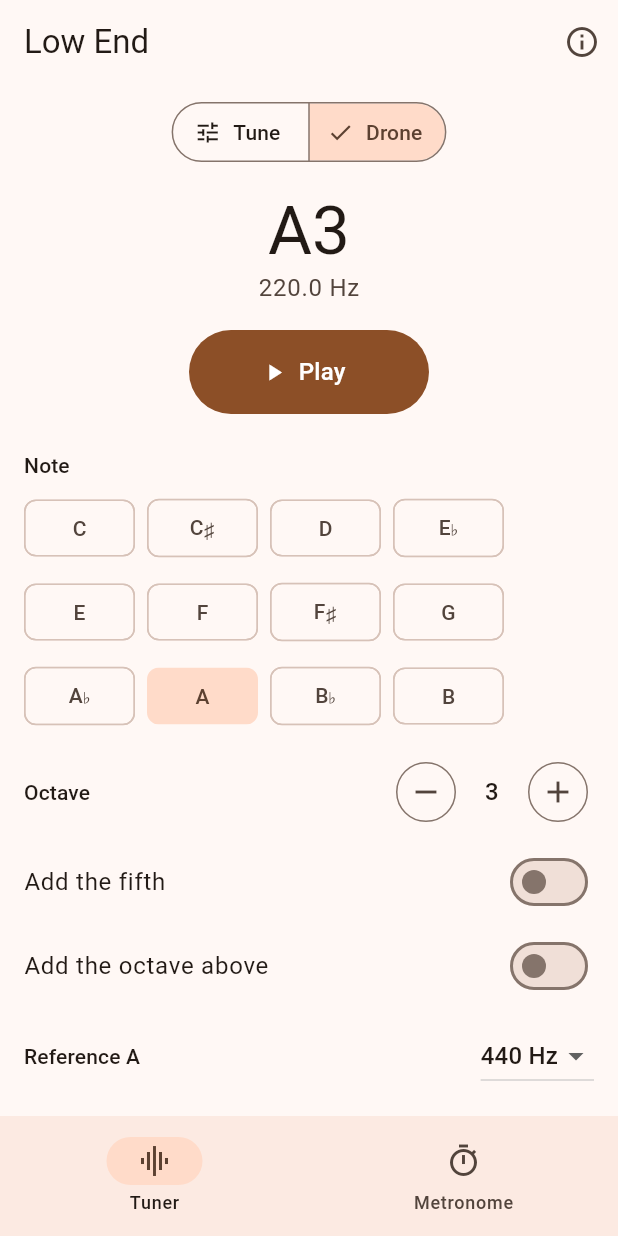
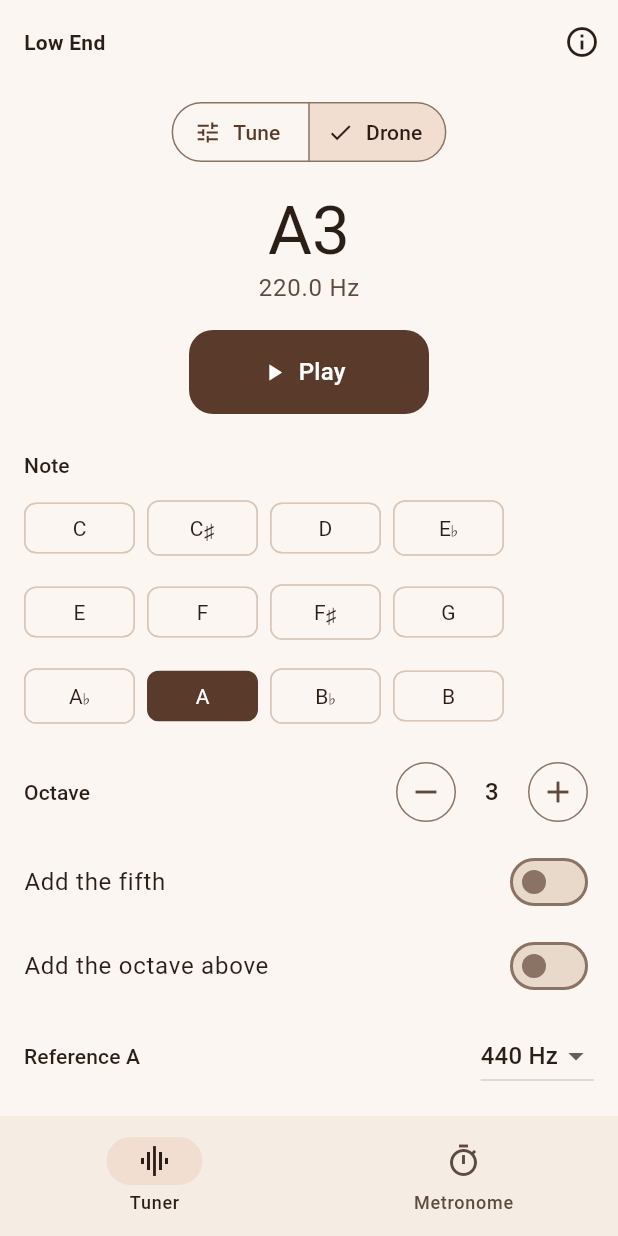
Before and after one commit to luigir86/Low-End, a Flutter app: the screen it shows after launch, after a tap on "Drone", on a phone screen of 412 x 824 dp. Run offline on Flutter 3.47's test engine with Material 3 defaults, Android fonts, the phone set to English and light mode, and no system bars; missing offline and left inert: flutter_soloud, record.

Commit message:
Centralise the look in a wood-and-Mocha-Mousse theme
All colours, shapes and text styles now live in lib/app/theme.dart:
a wood palette (maple surfaces, walnut primary and text, ebony for dark
mode) with PANTONE 17-1230 Mocha Mousse as the signature colour, plus a
LowEndColors theme extension for the tuner's in-tune / close / off and
strobe colours. Screens no longer hard-code any colour. The Android launch
colours follow the new backgrounds, and test/theme_test.dart keeps them in
sync; the accessibility test still checks contrast in both themes.

Co-Authored-By: Claude Opus 5.5 (1M context) <noreply@anthropic.com>
Claude-Session: https://claude.ai/code/session_01HEhopxjFATzqUkmTazJHfH

```diff
--- a/lib/app/low_end_app.dart
+++ b/lib/app/low_end_app.dart
@@ -9,6 +9,7 @@ import '../features/tuner/tuner_controller.dart';
 import '../l10n/app_localizations.dart';
 import 'app_navigation.dart';
 import 'home_shell.dart';
+import 'theme.dart';
 
 class LowEndApp extends StatefulWidget {
   const LowEndApp({super.key, this.toneOutput, this.micInput});
@@ -22,18 +23,6 @@ class LowEndApp extends StatefulWidget {
   @override
   State<LowEndApp> createState() => _LowEndAppState();
 }
-
-// Built once, not on every rebuild. The launch screen colours in
-// android/app/src/main/res/values*/colors.xml match these backgrounds.
-final _lightTheme = ThemeData(
-  colorScheme: ColorScheme.fromSeed(seedColor: const Color(0xFF8B4513)),
-);
-final _darkTheme = ThemeData(
-  colorScheme: ColorScheme.fromSeed(
-    seedColor: const Color(0xFF8B4513),
-    brightness: Brightness.dark,
-  ),
-);
 
 class _LowEndAppState extends State<LowEndApp> with WidgetsBindingObserver {
   late final _drone = DroneController(widget.toneOutput ?? SoLoudToneOutput());
@@ -105,8 +94,8 @@ class _LowEndAppState extends State<LowEndApp> with WidgetsBindingObserver {
         onGenerateTitle: (context) => AppLocalizations.of(context).appTitle,
         localizationsDelegates: AppLocalizations.localizationsDelegates,
         supportedLocales: AppLocalizations.supportedLocales,
-        theme: _lightTheme,
-        darkTheme: _darkTheme,
+        theme: LowEndTheme.light,
+        darkTheme: LowEndTheme.dark,
         // Always start on the main screen: a launch link is an action, not a
         // page (see _runLink).
         onGenerateRoute: (_) =>
--- /dev/null
+++ b/lib/app/theme.dart
@@ -0,0 +1,236 @@
+import 'package:flutter/material.dart';
+
+/// Low End's look, in one place: change a colour, a radius or a font weight
+/// here and every screen follows, like the variables of a CSS stylesheet.
+///
+/// The palette is wood, the colour of a bass: maple for light surfaces,
+/// walnut for dark ones and text, and PANTONE 17-1230 Mocha Mousse as the
+/// signature colour. Pantone shades are printed colours; the values here are
+/// their usual screen equivalents.
+abstract final class Palette {
+  // Signature: PANTONE 17-1230 Mocha Mousse.
+  static const mochaMousse = Color(0xFFA47864);
+
+  // Light woods.
+  static const maple = Color(0xFFFBF6F1);
+  static const mapleShade1 = Color(0xFFF5ECE4);
+  static const mapleShade2 = Color(0xFFEFE3D8);
+  static const mapleShade3 = Color(0xFFE8D9CB);
+  static const spruce = Color(0xFFF1DED1);
+
+  // Dark woods.
+  static const ebony = Color(0xFF1B1411);
+  static const ebonyShade1 = Color(0xFF241B17);
+  static const ebonyShade2 = Color(0xFF2E231E);
+  static const ebonyShade3 = Color(0xFF3A2D26);
+  static const walnut = Color(0xFF5A3A2A);
+  static const walnutDeep = Color(0xFF2B1D16);
+  static const rosewood = Color(0xFF6E4B3A);
+
+  // Text on wood.
+  static const inkOnLight = Color(0xFF2B1E17);
+  static const inkOnLightMuted = Color(0xFF5E4B40);
+  static const inkOnDark = Color(0xFFF1E6DD);
+  static const inkOnDarkMuted = Color(0xFFD4C3B7);
+  static const mochaLight = Color(0xFFE2BFA9);
+
+  // Lines.
+  static const grainLight = Color(0xFF8A7365);
+  static const grainLightSoft = Color(0xFFD9C8BA);
+  static const grainDark = Color(0xFF9C8679);
+  static const grainDarkSoft = Color(0xFF4E3F36);
+
+  // Brass, for the occasional highlight.
+  static const brass = Color(0xFF7A5C1E);
+  static const brassLight = Color(0xFFE3C27A);
+
+  // Tuner verdicts.
+  static const inTuneLight = Color(0xFF2E6B3A);
+  static const inTuneDark = Color(0xFF8FD19E);
+  static const closeLight = Color(0xFF8A5A00);
+  static const closeDark = Color(0xFFF1C66B);
+  static const offLight = Color(0xFFA6322A);
+  static const offDark = Color(0xFFFFB4A8);
+}
+
+/// Colours the Material scheme has no name for.
+@immutable
+class LowEndColors extends ThemeExtension<LowEndColors> {
+  const LowEndColors({
+    required this.inTune,
+    required this.close,
+    required this.off,
+    required this.strobeBackground,
+  });
+
+  /// Within a few cents.
+  final Color inTune;
+
+  /// Within 15 cents.
+  final Color close;
+
+  /// Further off.
+  final Color off;
+
+  final Color strobeBackground;
+
+  static LowEndColors of(BuildContext context) =>
+      Theme.of(context).extension<LowEndColors>()!;
+
+  @override
+  LowEndColors copyWith({
+    Color? inTune,
+    Color? close,
+    Color? off,
+    Color? strobeBackground,
+  }) => LowEndColors(
+    inTune: inTune ?? this.inTune,
+    close: close ?? this.close,
+    off: off ?? this.off,
+    strobeBackground: strobeBackground ?? this.strobeBackground,
+  );
+
+  @override
+  LowEndColors lerp(LowEndColors? other, double t) {
+    if (other == null) return this;
+    return LowEndColors(
+      inTune: Color.lerp(inTune, other.inTune, t)!,
+      close: Color.lerp(close, other.close, t)!,
+      off: Color.lerp(off, other.off, t)!,
+      strobeBackground: Color.lerp(
+        strobeBackground,
+        other.strobeBackground,
+        t,
+      )!,
+    );
+  }
+}
+
+abstract final class LowEndTheme {
+  static const radius = 16.0;
+
+  static const _lightScheme = ColorScheme(
+    brightness: Brightness.light,
+    primary: Palette.walnut,
+    onPrimary: Colors.white,
+    primaryContainer: Palette.spruce,
+    onPrimaryContainer: Palette.walnutDeep,
+    secondary: Palette.mochaMousse,
+    onSecondary: Palette.walnutDeep,
+    secondaryContainer: Palette.mapleShade3,
+    onSecondaryContainer: Palette.walnutDeep,
+    tertiary: Palette.brass,
+    onTertiary: Colors.white,
+    error: Palette.offLight,
+    onError: Colors.white,
+    surface: Palette.maple,
+    onSurface: Palette.inkOnLight,
+    onSurfaceVariant: Palette.inkOnLightMuted,
+    surfaceContainerLowest: Colors.white,
+    surfaceContainerLow: Palette.mapleShade1,
+    surfaceContainer: Palette.mapleShade1,
+    surfaceContainerHigh: Palette.mapleShade2,
+    surfaceContainerHighest: Palette.mapleShade3,
+    outline: Palette.grainLight,
+    outlineVariant: Palette.grainLightSoft,
+  );
+
+  static const _darkScheme = ColorScheme(
+    brightness: Brightness.dark,
+    primary: Palette.mochaLight,
+    onPrimary: Palette.walnutDeep,
+    primaryContainer: Palette.rosewood,
+    onPrimaryContainer: Palette.inkOnDark,
+    secondary: Palette.mochaMousse,
+    onSecondary: Palette.walnutDeep,
+    secondaryContainer: Palette.ebonyShade3,
+    onSecondaryContainer: Palette.inkOnDark,
+    tertiary: Palette.brassLight,
+    onTertiary: Palette.walnutDeep,
+    error: Palette.offDark,
+    onError: Palette.walnutDeep,
+    surface: Palette.ebony,
+    onSurface: Palette.inkOnDark,
+    onSurfaceVariant: Palette.inkOnDarkMuted,
+    surfaceContainerLowest: Colors.black,
+    surfaceContainerLow: Palette.ebonyShade1,
+    surfaceContainer: Palette.ebonyShade1,
+    surfaceContainerHigh: Palette.ebonyShade2,
+    surfaceContainerHighest: Palette.ebonyShade3,
+    outline: Palette.grainDark,
+    outlineVariant: Palette.grainDarkSoft,
+  );
+
+  static final light = _build(
+    _lightScheme,
+    const LowEndColors(
+      inTune: Palette.inTuneLight,
+      close: Palette.closeLight,
+      off: Palette.offLight,
+      strobeBackground: Palette.mapleShade2,
+    ),
+  );
+
+  static final dark = _build(
+    _darkScheme,
+    const LowEndColors(
+      inTune: Palette.inTuneDark,
+      close: Palette.closeDark,
+      off: Palette.offDark,
+      strobeBackground: Palette.ebonyShade2,
+    ),
+  );
+
+  static ThemeData _build(ColorScheme scheme, LowEndColors colors) {
+    final shape = RoundedRectangleBorder(
+      borderRadius: BorderRadius.circular(radius),
+    );
+    return ThemeData(
+      colorScheme: scheme,
+      scaffoldBackgroundColor: scheme.surface,
+      extensions: [colors],
+      appBarTheme: AppBarTheme(
+        backgroundColor: scheme.surface,
+        foregroundColor: scheme.onSurface,
+        surfaceTintColor: Colors.transparent,
+        centerTitle: false,
+        titleTextStyle: Typography.material2021().black.titleLarge?.copyWith(
+          color: scheme.onSurface,
+          fontWeight: FontWeight.w600,
+          letterSpacing: 0.2,
+        ),
+      ),
+      navigationBarTheme: NavigationBarThemeData(
+        backgroundColor: scheme.surfaceContainer,
+        indicatorColor: scheme.primaryContainer,
+        surfaceTintColor: Colors.transparent,
+      ),
+      cardTheme: CardThemeData(
+        color: scheme.surfaceContainerLow,
+        surfaceTintColor: Colors.transparent,
+        shape: shape,
+        elevation: 0,
+      ),
+      filledButtonTheme: FilledButtonThemeData(
+        style: FilledButton.styleFrom(shape: shape),
+      ),
+      segmentedButtonTheme: SegmentedButtonThemeData(
+        style: SegmentedButton.styleFrom(
+          selectedBackgroundColor: scheme.primaryContainer,
+          selectedForegroundColor: scheme.onPrimaryContainer,
+        ),
+      ),
+      chipTheme: ChipThemeData(
+        selectedColor: scheme.primary,
+        secondarySelectedColor: scheme.primary,
+        labelStyle: TextStyle(color: scheme.onSurface),
+        secondaryLabelStyle: TextStyle(color: scheme.onPrimary),
+      ),
+      sliderTheme: SliderThemeData(
+        activeTrackColor: scheme.primary,
+        thumbColor: scheme.primary,
+        inactiveTrackColor: scheme.outlineVariant,
+      ),
+    );
+  }
+}
--- a/lib/features/tuner/tuner_panel.dart
+++ b/lib/features/tuner/tuner_panel.dart
@@ -1,6 +1,7 @@
 import 'package:flutter/material.dart';
 import 'package:flutter/scheduler.dart';
 
+import '../../app/theme.dart';
 import '../../audio/audio_scope.dart';
 import '../../audio/pitch.dart';
 import '../../l10n/app_localizations.dart';
@@ -196,18 +197,14 @@ class _NoteDisplay extends StatelessWidget {
   }
 }
 
-/// Green when in tune, amber when close, red when far off.
-///
-/// Darker shades on light backgrounds and lighter ones on dark backgrounds,
-/// so the note and the needle keep at least 3:1 contrast (WCAG 1.4.3, 1.4.11).
+/// Green when in tune, ochre when close, red when far off: the shades live
+/// in lib/app/theme.dart and keep at least 3:1 contrast (WCAG 1.4.3, 1.4.11).
 Color _centsColor(ThemeData theme, double cents) {
-  final dark = theme.brightness == Brightness.dark;
+  final colors = theme.extension<LowEndColors>()!;
   final off = cents.abs();
-  if (off <= TunerReading.inTuneCents) {
-    return dark ? Colors.green.shade300 : Colors.green.shade800;
-  }
-  if (off <= 15) return dark ? Colors.amber.shade300 : const Color(0xFF8A5A00);
-  return theme.colorScheme.error;
+  if (off <= TunerReading.inTuneCents) return colors.inTune;
+  if (off <= 15) return colors.close;
+  return colors.off;
 }
 
 /// A horizontal scale from -50 to +50 cents with a needle.
@@ -426,7 +423,7 @@ class _StrobeState extends State<_Strobe> with SingleTickerProviderStateMixin {
             stripes: c == null
                 ? theme.colorScheme.outlineVariant
                 : _centsColor(theme, c),
-            background: theme.colorScheme.surfaceContainerHighest,
+            background: LowEndColors.of(context).strobeBackground,
           ),
         ),
       ),
```
Also changed, not shown: 5 other files.
